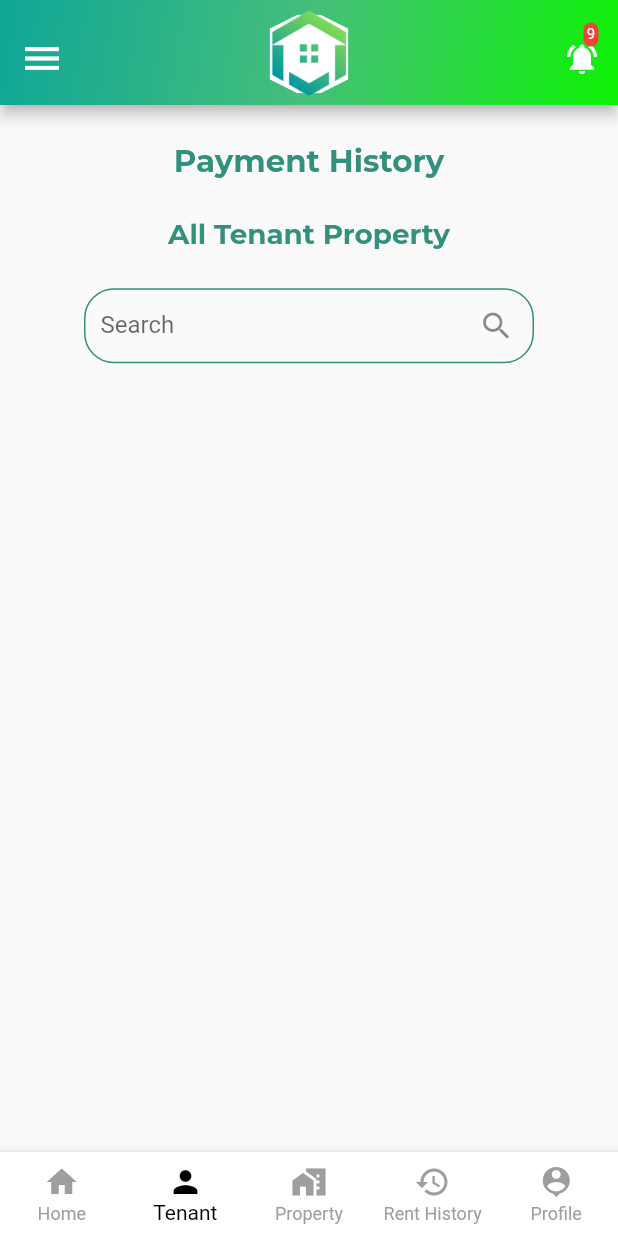
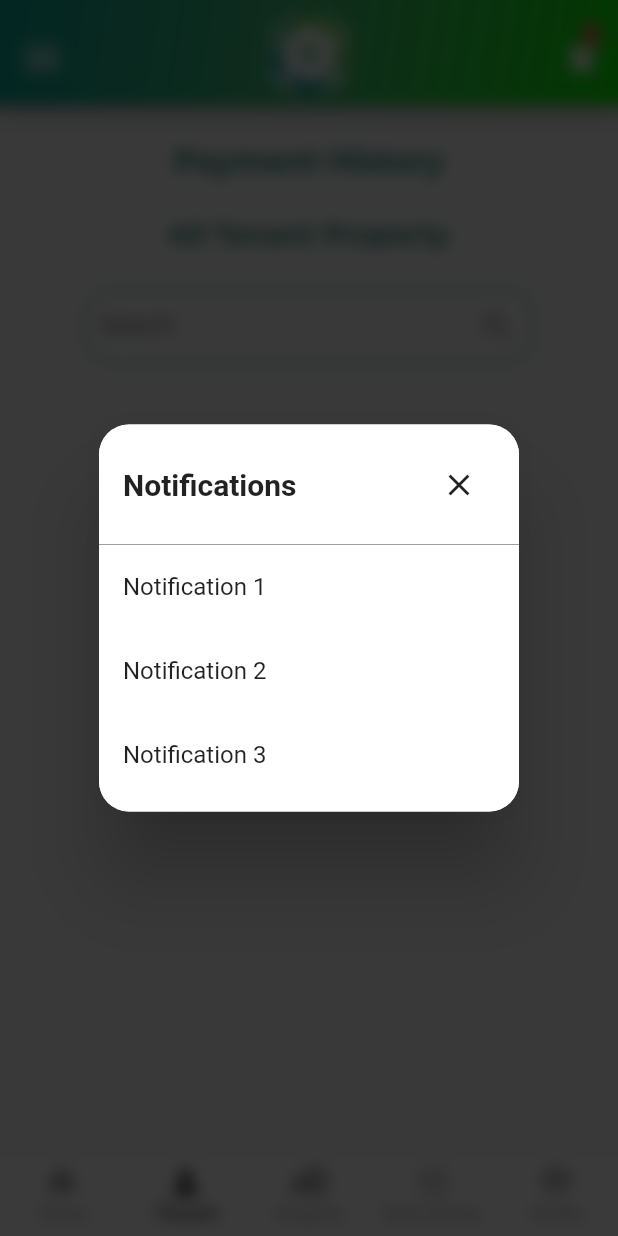
Before and after one commit to shahfarazz/rehnaa-concept, a Flutter app: the screen it shows after launch, item 2 of the bottom bar chosen, after a tap on the "notifications active" icon, on a phone screen of 412 x 824 dp. Run offline on Flutter 3.47's test engine with Material 2 defaults, Android fonts, the phone set to English and light mode, and no system bars; our stand-ins replace carousel_slider, cloud_firestore, firebase_auth, firebase_core, fluttertoast, google_fonts and 1 more; accounts and stored records are empty.

Commit message:
Notification pannel

```diff
--- a/lib/frontend/Screens/Tenant/tenant_dashboard.dart
+++ b/lib/frontend/Screens/Tenant/tenant_dashboard.dart
@@ -3,6 +3,7 @@ import 'package:rehnaa/frontend/Screens/Landlord/contract.dart';
 import 'package:rehnaa/frontend/Screens/Landlord/vouchers.dart';
 import 'package:rehnaa/frontend/helper/Tenantdashboard_pages/tenant_dashboard_content';
 import 'package:rehnaa/frontend/helper/Tenantdashboard_pages/tenant_profile.dart';
+import 'dart:ui';
 import 'package:rehnaa/frontend/helper/Tenantdashboard_pages/tenant_renthistory.dart';
 
 class TenantDashboardPage extends StatefulWidget {
@@ -119,8 +120,14 @@ Widget build(BuildContext context) {
   );
 }
 
+List<String> notifications = [
+  'Notification 1',
+  'Notification 2',
+  'Notification 3',
+  // Add more notifications here
+];
 
-  // AppBar widget for the dashboard
+
 PreferredSizeWidget? _appBar(Size size) {
   return AppBar(
     toolbarHeight: 70,
@@ -142,9 +149,7 @@ Widget build(BuildContext context) {
       ),
     ),
     title: Padding(
-        padding: const EdgeInsets.only(
-          top: 2.0,
-        ),
+      padding: const EdgeInsets.only(top: 2.0),
       child: Row(
         mainAxisAlignment: MainAxisAlignment.center,
         children: <Widget>[
@@ -183,7 +188,88 @@ Widget build(BuildContext context) {
           IconButton(
             icon: const Icon(Icons.notifications_active),
             onPressed: () {
-                  // TODO: Implement notifications handling here
+              // Show notifications panel
+              showDialog(
+                context: context,
+                builder: (BuildContext context) {
+                  return Stack(
+                    children: [
+                      Positioned.fill(
+                        child: BackdropFilter(
+                          filter: ImageFilter.blur(sigmaX: 5, sigmaY: 5),
+                          child: Container(
+                            color: Colors.black.withOpacity(0.5),
+                          ),
+                        ),
+                      ),
+                      AlertDialog(
+                        shape: RoundedRectangleBorder(
+                          borderRadius: BorderRadius.circular(20.0),
+                        ),
+                        contentPadding: EdgeInsets.zero,
+                        content: Builder(
+                          builder: (BuildContext context) {
+                            return Container(
+                              decoration: BoxDecoration(
+                                color: Colors.white,
+                                borderRadius: BorderRadius.circular(20.0),
+                              ),
+                              child: Column(
+                                mainAxisSize: MainAxisSize.min,
+                                children: <Widget>[
+                                  Padding(
+                                    padding: const EdgeInsets.all(16.0),
+                                    child: Row(
+                                      mainAxisAlignment: MainAxisAlignment.spaceBetween,
+                                      children: <Widget>[
+                                        Hero(
+                                          tag: 'notificationTitle',
+                                          child: Text(
+                                            'Notifications',
+                                            style: TextStyle(
+                                              fontSize: 20,
+                                              fontWeight: FontWeight.bold,
+                                            ),
+                                          ),
+                                        ),
+                                        IconButton(
+                                          icon: Icon(Icons.close),
+                                          onPressed: () {
+                                            Navigator.pop(context);
+                                          },
+                                        ),
+                                      ],
+                                    ),
+                                  ),
+                                  Divider(
+                                    height: 0,
+                                    color: Colors.grey,
+                                  ),
+                                  Flexible(
+                                    child: SingleChildScrollView(
+                                      child: Column(
+                                        children: notifications.map((notification) {
+                                          return ListTile(
+                                            title: Text(
+                                              notification,
+                                              style: TextStyle(fontSize: 16),
+                                            ),
+                                          );
+                                        }).toList(),
+                                      ),
+                                    ),
+                                  ),
+                                  SizedBox(height: 10),
+                                ],
+                              ),
+                            );
+                          },
+                        ),
+                      ),
+                    ],
+                  );
+                },
+              );
             },
           ),
             Positioned(
@@ -227,6 +313,8 @@ Widget build(BuildContext context) {
     ),
   );
 }
+
+
 Widget _sidebar(Size size) {
   return GestureDetector(
     onHorizontalDragUpdate: (details) {
```
Lines whose indentation alone changed are shown as unchanged.
